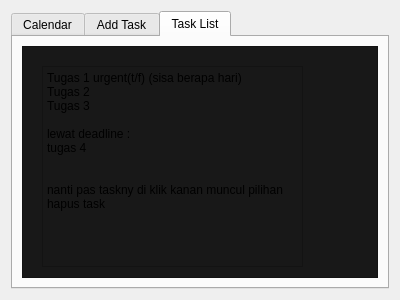
Above: IniNamaAplikasiNotepad/Ini_Nama_Aplikasi_Notepad/calendar.ui from fernandezlee942-sys/Ini-Nama-Aplikasi-Notepad before the change. Below: the same form after it.
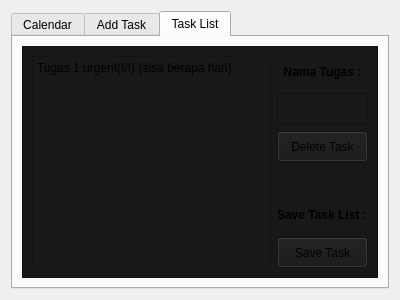
That is the form after the change. The open tabs and pages were chosen to show the change.

Commit message: calendar and alarm mp3

Patch:
```diff
--- a/IniNamaAplikasiNotepad/Ini_Nama_Aplikasi_Notepad/calendar.ui
+++ b/IniNamaAplikasiNotepad/Ini_Nama_Aplikasi_Notepad/calendar.ui
@@ -241,17 +241,13 @@
          <property name="frameShadow">
           <enum>QFrame::Shadow::Raised</enum>
          </property>
-         <widget class="QTextEdit" name="textEdit_2">
-          <property name="geometry">
-           <rect>
-            <x>20</x>
-            <y>20</y>
-            <width>261</width>
-            <height>201</height>
-           </rect>
-          </property>
-          <property name="html">
-           <string>&lt;!DOCTYPE HTML PUBLIC &quot;-//W3C//DTD HTML 4.0//EN&quot; &quot;http://www.w3.org/TR/REC-html40/strict.dtd&quot;&gt;
+         <layout class="QVBoxLayout" name="verticalLayout_12">
+          <item>
+           <layout class="QHBoxLayout" name="horizontalLayout_2">
+            <item>
+             <widget class="QTextEdit" name="textEdit_2">
+              <property name="html">
+               <string>&lt;!DOCTYPE HTML PUBLIC &quot;-//W3C//DTD HTML 4.0//EN&quot; &quot;http://www.w3.org/TR/REC-html40/strict.dtd&quot;&gt;
 &lt;html&gt;&lt;head&gt;&lt;meta name=&quot;qrichtext&quot; content=&quot;1&quot; /&gt;&lt;meta charset=&quot;utf-8&quot; /&gt;&lt;style type=&quot;text/css&quot;&gt;
 p, li { white-space: pre-wrap; }
 hr { height: 1px; border-width: 0; }
@@ -259,16 +255,108 @@
 li.checked::marker { content: &quot;\2612&quot;; }
 &lt;/style&gt;&lt;/head&gt;&lt;body style=&quot; font-family:'Segoe UI'; font-size:9pt; font-weight:400; font-style:normal;&quot;&gt;
 &lt;p style=&quot; margin-top:0px; margin-bottom:0px; margin-left:0px; margin-right:0px; -qt-block-indent:0; text-indent:0px;&quot;&gt;Tugas 1 urgent(t/f) (sisa berapa hari) &lt;/p&gt;
-&lt;p style=&quot; margin-top:0px; margin-bottom:0px; margin-left:0px; margin-right:0px; -qt-block-indent:0; text-indent:0px;&quot;&gt;Tugas 2&lt;/p&gt;
-&lt;p style=&quot; margin-top:0px; margin-bottom:0px; margin-left:0px; margin-right:0px; -qt-block-indent:0; text-indent:0px;&quot;&gt;Tugas 3&lt;/p&gt;
-&lt;p style=&quot;-qt-paragraph-type:empty; margin-top:0px; margin-bottom:0px; margin-left:0px; margin-right:0px; -qt-block-indent:0; text-indent:0px;&quot;&gt;&lt;br /&gt;&lt;/p&gt;
-&lt;p style=&quot; margin-top:0px; margin-bottom:0px; margin-left:0px; margin-right:0px; -qt-block-indent:0; text-indent:0px;&quot;&gt;lewat deadline : &lt;/p&gt;
-&lt;p style=&quot; margin-top:0px; margin-bottom:0px; margin-left:0px; margin-right:0px; -qt-block-indent:0; text-indent:0px;&quot;&gt;tugas 4&lt;/p&gt;
-&lt;p style=&quot;-qt-paragraph-type:empty; margin-top:0px; margin-bottom:0px; margin-left:0px; margin-right:0px; -qt-block-indent:0; text-indent:0px;&quot;&gt;&lt;br /&gt;&lt;/p&gt;
-&lt;p style=&quot;-qt-paragraph-type:empty; margin-top:0px; margin-bottom:0px; margin-left:0px; margin-right:0px; -qt-block-indent:0; text-indent:0px;&quot;&gt;&lt;br /&gt;&lt;/p&gt;
-&lt;p style=&quot; margin-top:0px; margin-bottom:0px; margin-left:0px; margin-right:0px; -qt-block-indent:0; text-indent:0px;&quot;&gt;nanti pas taskny di klik kanan muncul pilihan hapus task&lt;/p&gt;&lt;/body&gt;&lt;/html&gt;</string>
-          </property>
-         </widget>
+&lt;p style=&quot;-qt-paragraph-type:empty; margin-top:0px; margin-bottom:0px; margin-left:0px; margin-right:0px; -qt-block-indent:0; text-indent:0px;&quot;&gt;&lt;br /&gt;&lt;/p&gt;&lt;/body&gt;&lt;/html&gt;</string>
+              </property>
+             </widget>
+            </item>
+            <item>
+             <layout class="QVBoxLayout" name="verticalLayout_11" stretch="2,2,2,2,2,2">
+              <item>
+               <widget class="QLabel" name="label_5">
+                <property name="sizePolicy">
+                 <sizepolicy hsizetype="Expanding" vsizetype="Expanding">
+                  <horstretch>0</horstretch>
+                  <verstretch>0</verstretch>
+                 </sizepolicy>
+                </property>
+                <property name="font">
+                 <font>
+                  <bold>true</bold>
+                 </font>
+                </property>
+                <property name="accessibleName">
+                 <string notr="true"/>
+                </property>
+                <property name="text">
+                 <string>Nama Tugas :</string>
+                </property>
+                <property name="alignment">
+                 <set>Qt::AlignmentFlag::AlignCenter</set>
+                </property>
+               </widget>
+              </item>
+              <item>
+               <widget class="QLineEdit" name="lineEdit_3">
+                <property name="sizePolicy">
+                 <sizepolicy hsizetype="Expanding" vsizetype="Expanding">
+                  <horstretch>0</horstretch>
+                  <verstretch>0</verstretch>
+                 </sizepolicy>
+                </property>
+               </widget>
+              </item>
+              <item>
+               <widget class="QPushButton" name="pushButton_2">
+                <property name="sizePolicy">
+                 <sizepolicy hsizetype="Minimum" vsizetype="Expanding">
+                  <horstretch>0</horstretch>
+                  <verstretch>0</verstretch>
+                 </sizepolicy>
+                </property>
+                <property name="text">
+                 <string>Delete Task</string>
+                </property>
+               </widget>
+              </item>
+              <item>
+               <spacer name="verticalSpacer">
+                <property name="orientation">
+                 <enum>Qt::Orientation::Vertical</enum>
+                </property>
+                <property name="sizeHint" stdset="0">
+                 <size>
+                  <width>20</width>
+                  <height>30</height>
+                 </size>
+                </property>
+               </spacer>
+              </item>
+              <item>
+               <widget class="QLabel" name="label_6">
+                <property name="sizePolicy">
+                 <sizepolicy hsizetype="Preferred" vsizetype="Expanding">
+                  <horstretch>0</horstretch>
+                  <verstretch>0</verstretch>
+                 </sizepolicy>
+                </property>
+                <property name="font">
+                 <font>
+                  <bold>true</bold>
+                 </font>
+                </property>
+                <property name="text">
+                 <string>Save Task List :</string>
+                </property>
+               </widget>
+              </item>
+              <item>
+               <widget class="QPushButton" name="pushButton_3">
+                <property name="sizePolicy">
+                 <sizepolicy hsizetype="Minimum" vsizetype="Expanding">
+                  <horstretch>0</horstretch>
+                  <verstretch>0</verstretch>
+                 </sizepolicy>
+                </property>
+                <property name="text">
+                 <string>Save Task</string>
+                </property>
+               </widget>
+              </item>
+             </layout>
+            </item>
+           </layout>
+          </item>
+         </layout>
         </widget>
        </item>
       </layout>
```
Left out of the diff: 13 changed lines with no effect on the pictures. The commit also changes 14 other files.
